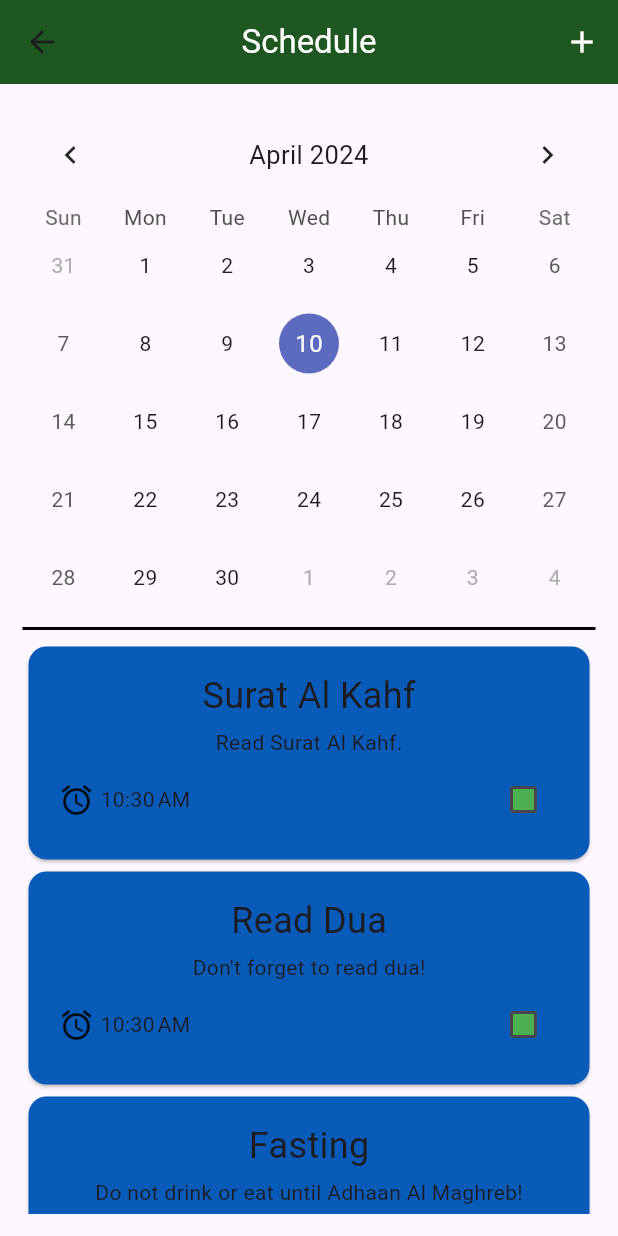
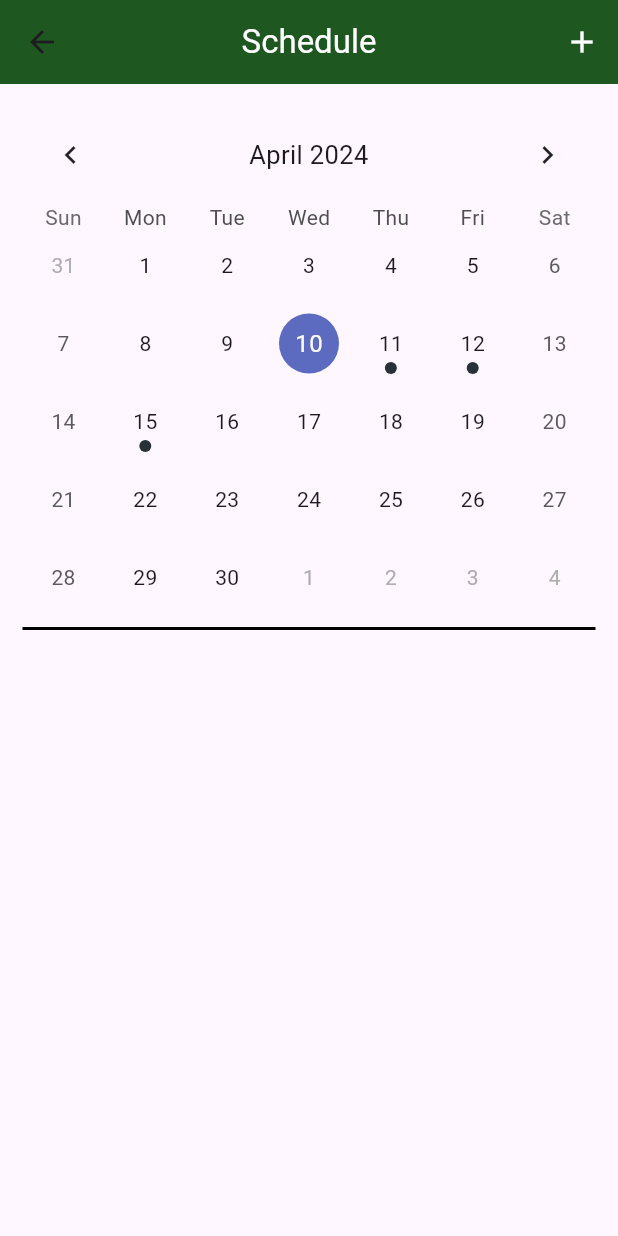
Before and after one commit to Maasmari/Muslim-Guide, a Flutter app: the ScheduleScreen screen opened directly, on a phone screen of 412 x 824 dp. Run offline on Flutter 3.47's test engine with Material 3 defaults, Android fonts, the phone set to English and light mode, and no system bars; drawn by our look-alikes of table_calendar; our stand-ins replace adhan, firebase_auth, firebase_core, geolocator, hijri, scrollable_positioned_list and 1 more; accounts and stored records are empty.

Commit message:
schedule screen
each task should appear depending on its date

```diff
--- a/muslim_guide/lib/Widgets/Tasks/schedule_task.dart
+++ b/muslim_guide/lib/Widgets/Tasks/schedule_task.dart
@@ -102,7 +102,7 @@ class _ScheduleTaskState extends State<ScheduleTask> {
                     task.date = _selectedDate!;
                     task.time = _selectedTime!;
                     var NoConflict = true;
-                    for(int i=0;i<registeredTasks.length-1;i++){
+                    for(int i=0;i<registeredTasks.length;i++){
                       if(registeredTasks[i].time == task.time && registeredTasks[i].date == task.date) {
                         showFlashError(context, 'Another task with the same Time and Date exists.');
                         NoConflict = false;
--- a/muslim_guide/lib/Widgets/Tasks/task_item.dart
+++ b/muslim_guide/lib/Widgets/Tasks/task_item.dart
@@ -29,10 +29,10 @@ class TaskItem extends StatelessWidget {
               children: [
                 const Icon(Icons.alarm),
                 const SizedBox(width: 4),
-                Text(task.formattedTime),
+                Text(task.time.format(context)),
                 const Spacer(),
                 const CheckboxTask(),
-                //Text('(${task.taskFrequency.name.toUpperCase()})'), THIS GETS THE FREQUENCY OF THE TASK
+                //Text('(${task.taskFrequency.name.toUpperCase()})'), THIS DISPLAY THE FREQUENCY OF THE TASK
               ],
             ),
           ],
--- a/muslim_guide/lib/Widgets/Tasks/tasks.dart
+++ b/muslim_guide/lib/Widgets/Tasks/tasks.dart
@@ -15,21 +15,38 @@ final List<Task> registeredTasks = [ //was a private list
         taskName: 'Surat Al Kahf',
         taskDescription: 'Read Surat Al Kahf.',
         taskType: TaskType.optional,
-        taskFrequency: TaskFrequency.once,
+        taskFrequency: TaskFrequency.weekly,
         isCompleted: false,
+        date: DateTime.utc(2024, 4, 12),
+        time: TimeOfDay(hour: 12, minute: 30),
         ),
     Task(
         taskName: 'Read Dua',
         taskDescription: 'Don\'t forget to read dua!',
         taskType: TaskType.optional,
         taskFrequency: TaskFrequency.daily,
-        isCompleted: false),
+        isCompleted: false,
+        date: DateTime.utc(2024, 4, 11),
+        time: TimeOfDay(hour: 20, minute: 0),
+        ),
     Task(
         taskName: 'Fasting',
-        taskDescription: 'Do not drink or eat until Adhaan Al Maghreb!',
+        taskDescription: 'Do not drink or eat until Adhan of Maghreb',
         taskType: TaskType.optional,
         taskFrequency: TaskFrequency.monthly,
-        isCompleted: false)
+        isCompleted: false,
+        date: DateTime.utc(2024, 4, 15),
+        time: TimeOfDay(hour: 4, minute: 0),
+        ),
+        Task(
+        taskName: 'Sunnah prayer',
+        taskDescription: 'Perform sunnah prayer',
+        taskType: TaskType.optional,
+        taskFrequency: TaskFrequency.daily,
+        isCompleted: false,
+        date: DateTime.utc(2024, 5, 13),
+        time: TimeOfDay(hour: 20, minute: 0),
+        ),
   ];
 class _TasksState extends State<Tasks> {
 
--- a/muslim_guide/lib/Widgets/chart.dart
+++ b/muslim_guide/lib/Widgets/chart.dart
@@ -1,30 +1,12 @@
 import 'package:flutter/material.dart';
+import 'package:muslim_guide/Widgets/Tasks/tasks.dart';
 import 'package:muslim_guide/Widgets/chart_bar.dart';
 import 'package:muslim_guide/models/task.dart';
 
 class Chart extends StatelessWidget {
   Chart({super.key});
 
-  final List<Task> tasks = [
-    Task(
-        taskName: 'Surat Al Kahf',
-        taskDescription: 'Read Surat Al Kahf.',
-        taskType: TaskType.optional,
-        taskFrequency: TaskFrequency.once,
-        isCompleted: false),
-    Task(
-        taskName: 'Read Dua',
-        taskDescription: 'Don\'t forget to read dua!',
-        taskType: TaskType.optional,
-        taskFrequency: TaskFrequency.daily,
-        isCompleted: false),
-    Task(
-        taskName: 'Fasting',
-        taskDescription: 'Do not drink or eat until Adhaan Al Maghreb!',
-        taskType: TaskType.optional,
-        taskFrequency: TaskFrequency.monthly,
-        isCompleted: false)
-  ];
+  final List<Task> tasks = registeredTasks;
   final List days = [' Sun', ' Mon', ' Tue', ' Wed', ' Thu', ' Fri', ' Sat'];
 
   // double get maxTotalExpense {
--- a/muslim_guide/lib/models/task.dart
+++ b/muslim_guide/lib/models/task.dart
@@ -18,11 +18,9 @@ class Task {
     required this.taskType,
     required this.taskFrequency,
     required this.isCompleted,
-    //required this.date //maybe? then adjust it when user adds it
-    //required this.time
-  })  : id = uuid.v4(),
-        date = DateTime.now(),
-        time = TimeOfDay.now();
+    required this.date, //maybe? then adjust it when user adds it
+    required this.time,
+  })  : id = uuid.v4();
 
 
   final String id;
@@ -37,8 +35,5 @@ class Task {
   String get formattedDate {
     return formatterYMD.format(date);
   }
-  String get formattedTime {
-    return formatterHour.format(date);
-  }
 
 }
--- a/muslim_guide/lib/screens/schedule_screen.dart
+++ b/muslim_guide/lib/screens/schedule_screen.dart
@@ -1,8 +1,9 @@
 import 'package:flutter/material.dart';
 import 'package:muslim_guide/Widgets/Tasks/tasks.dart';
+import 'package:muslim_guide/Widgets/Tasks/tasks_list.dart';
 import 'package:muslim_guide/screens/task_list_screen.dart';
-//import 'package:muslim_guide/models/task.dart';
 import 'package:table_calendar/table_calendar.dart';
+import 'package:muslim_guide/models/task.dart';
 
 class ScheduleScreen extends StatefulWidget {
   const ScheduleScreen({super.key});
@@ -14,7 +15,6 @@ class ScheduleScreen extends StatefulWidget {
 }
 
 class _ScheduleState extends State<ScheduleScreen> {
-  bool isCompleted = false;
 
   DateTime today = DateTime.now();
   DateTime firstDate = DateTime(
@@ -22,7 +22,14 @@ class _ScheduleState extends State<ScheduleScreen> {
   DateTime lastDate = DateTime(
       DateTime.now().year + 1, DateTime.now().month, DateTime.now().day);
 
-  //Map<DateTime, List<Task>> tasksToday = {};
+  Map<DateTime, List<Task>> tasks = {};
+  late final ValueNotifier<List<Task>> _selectedTasks;
+
+  @override
+  void initState(){
+    super.initState();
+    _selectedTasks = ValueNotifier(_getTasksForDay(today));
+  }
 
   void _onDaySelected(DateTime day, DateTime focusedDay) {
     setState(() {
@@ -31,9 +38,15 @@ class _ScheduleState extends State<ScheduleScreen> {
     });
   }
 
-  // List<Task> _getTasksForDay(DateTime day) {
-  //   return tasksToday[day] ?? [];
-  // }
+  List<Task> _getTasksForDay(DateTime day) {
+    List<Task> TasksOfTheDay = [];
+    for(int i=0;i<registeredTasks.length;i++){
+      if(day.year == registeredTasks[i].date.year && day.month == registeredTasks[i].date.month && day.day == registeredTasks[i].date.day) {
+        TasksOfTheDay.add(registeredTasks[i]);
+      }
+    }
+     return TasksOfTheDay;
+   }
 
   @override
   Widget build(context) {
@@ -70,17 +83,23 @@ class _ScheduleState extends State<ScheduleScreen> {
             lastDay: lastDate,
             locale: 'en_US',
             headerStyle: const HeaderStyle(
-                formatButtonVisible: false, titleCentered: true),
+              formatButtonVisible: false, titleCentered: true),
             availableGestures: AvailableGestures.all,
             onDaySelected: _onDaySelected,
             selectedDayPredicate: (day) => isSameDay(day, today),
-            //eventLoader: _getTasksForDay,
+            eventLoader: _getTasksForDay,
           ),
           const Divider(
             color: Colors.black,
             thickness: 2,
           ),
-          const Tasks(),
+          Expanded(
+            child: ValueListenableBuilder<List<Task>>(valueListenable: _selectedTasks, builder: (context, value, _) {
+              return TasksList(tasks: _getTasksForDay(today));
+            },
+            ),
+          ),
+          //const Tasks(),
         ],
       ),
     );
```
Also changed, not shown: muslim_guide/lib/screens/home_screen.dart (+9 -26 lines), muslim_guide/lib/screens/task_list_screen.dart (+14 -3 lines), 1 other file.
